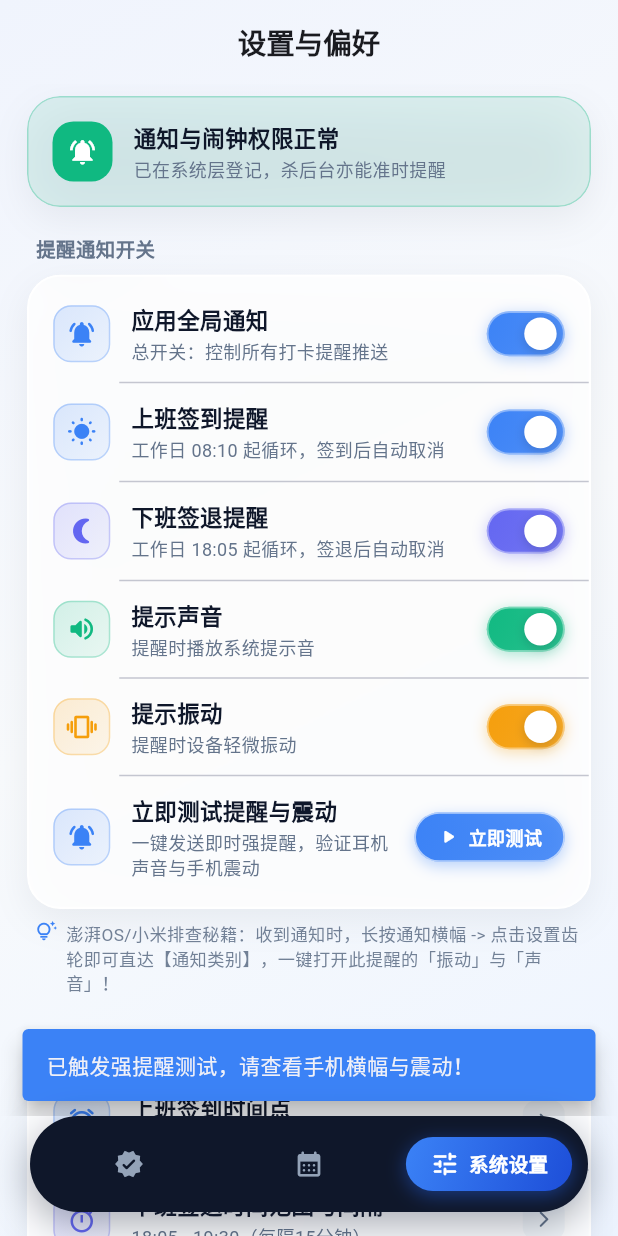
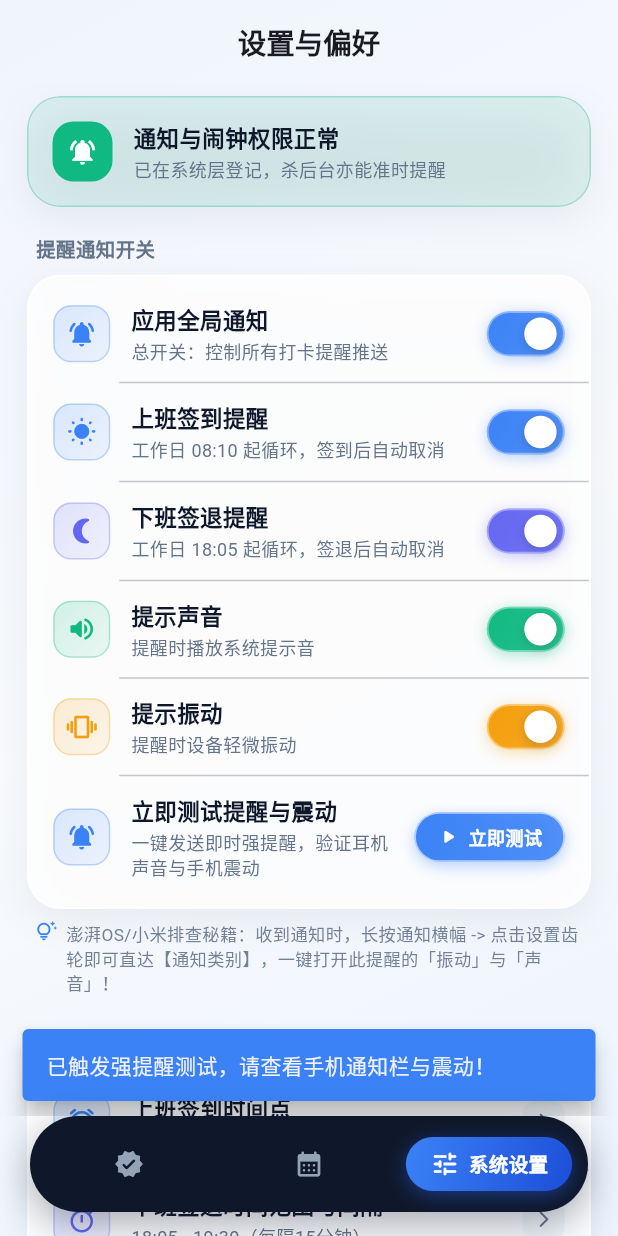
Before and after one commit to RiverAge/dalema, a Flutter app: the screen it shows after launch, item 3 of the bottom bar chosen, after a tap on "立即测试提醒与震动", on a phone screen of 412 x 824 dp. Run offline on Flutter 3.47's test engine with Material 3 defaults, Android fonts, the phone set to English and light mode, and no system bars; our stand-ins replace dio, flutter_local_notifications, open_filex, package_info_plus, sqflite and 1 more; missing offline and left inert: dart:ffi; accounts and stored records are empty; network calls fail.

Commit message:
fix: resolve notification icon resource not found error and improve permission handling

```diff
--- a/lib/screens/settings_screen.dart
+++ b/lib/screens/settings_screen.dart
@@ -111,6 +111,44 @@ class _SettingsScreenState extends State<SettingsScreen> {
     }
   }
 
+  Future<void> _handleTestNotification() async {
+    try {
+      final permitted = await _notificationService.checkPermissionStatus();
+      if (!permitted) {
+        final granted = await _notificationService.requestPermissions();
+        if (!granted) {
+          if (!mounted) return;
+          ScaffoldMessenger.of(context).showSnackBar(
+            SnackBar(
+              content: const Text('通知权限未开启，请在系统设置中允许通知权限'),
+              backgroundColor: AppTheme.amberOrange,
+              behavior: SnackBarBehavior.floating,
+            ),
+          );
+          return;
+        }
+      }
+      await _notificationService.sendInstantTestNotification();
+      if (!mounted) return;
+      ScaffoldMessenger.of(context).showSnackBar(
+        SnackBar(
+          content: const Text('已触发强提醒测试，请查看手机通知栏与震动！'),
+          backgroundColor: AppTheme.primaryBlue,
+          behavior: SnackBarBehavior.floating,
+        ),
+      );
+    } catch (e) {
+      if (!mounted) return;
+      ScaffoldMessenger.of(context).showSnackBar(
+        SnackBar(
+          content: Text('发送测试通知失败: $e'),
+          backgroundColor: AppTheme.roseRed,
+          behavior: SnackBarBehavior.floating,
+        ),
+      );
+    }
+  }
+
   Future<void> _syncOnlineHolidays() async {
     setState(() => _isSyncingHolidays = true);
     final currentYear = DateTime.now().year;
@@ -420,29 +458,9 @@ class _SettingsScreenState extends State<SettingsScreen> {
                       icon: Icons.play_arrow_rounded,
                       primaryColor: AppTheme.primaryBlue,
                       fontSize: 12,
-                      onPressed: () async {
-                        await _notificationService.sendInstantTestNotification();
-                        if (!context.mounted) return;
-                        ScaffoldMessenger.of(context).showSnackBar(
-                          SnackBar(
-                            content: const Text('已触发强提醒测试，请查看手机横幅与震动！'),
-                            backgroundColor: AppTheme.primaryBlue,
-                            behavior: SnackBarBehavior.floating,
-                          ),
-                        );
-                      },
+                      onPressed: () => _handleTestNotification(),
                     ),
-                    onTap: () async {
-                      await _notificationService.sendInstantTestNotification();
-                      if (!context.mounted) return;
-                      ScaffoldMessenger.of(context).showSnackBar(
-                        SnackBar(
-                          content: const Text('已触发强提醒测试，请查看手机横幅与震动！'),
-                          backgroundColor: AppTheme.primaryBlue,
-                          behavior: SnackBarBehavior.floating,
-                        ),
-                      );
-                    },
+                    onTap: () => _handleTestNotification(),
                   ),
                 ],
               ),
--- a/lib/services/notification_service.dart
+++ b/lib/services/notification_service.dart
@@ -59,7 +59,7 @@ class NotificationService {
     }
 
     const AndroidInitializationSettings androidSettings =
-        AndroidInitializationSettings('@mipmap/ic_launcher');
+        AndroidInitializationSettings('@mipmap/launcher_icon');
 
     const DarwinInitializationSettings iosSettings = DarwinInitializationSettings(
       requestAlertPermission: false,
@@ -272,7 +272,6 @@ class NotificationService {
         enableVibration: settings.vibrationEnabled,
         vibrationPattern: settings.vibrationEnabled ? pattern : null,
         audioAttributesUsage: AudioAttributesUsage.alarm,
-        icon: '@mipmap/ic_launcher',
         category: AndroidNotificationCategory.alarm,
         fullScreenIntent: true,
         actions: const [
@@ -345,7 +344,6 @@ class NotificationService {
         enableVibration: settings.vibrationEnabled,
         vibrationPattern: settings.vibrationEnabled ? pattern : null,
         audioAttributesUsage: AudioAttributesUsage.alarm,
-        icon: '@mipmap/ic_launcher',
         category: AndroidNotificationCategory.alarm,
         fullScreenIntent: true,
         actions: const [
@@ -417,7 +415,6 @@ class NotificationService {
       enableVibration: true,
       vibrationPattern: pattern,
       audioAttributesUsage: AudioAttributesUsage.alarm,
-      icon: '@mipmap/ic_launcher',
       category: AndroidNotificationCategory.alarm,
       fullScreenIntent: true,
       actions: const [
--- a/pubspec.yaml
+++ b/pubspec.yaml
@@ -16,7 +16,7 @@ publish_to: 'none' # Remove this line if you wish to publish to pub.dev
 # https://developer.apple.com/library/archive/documentation/General/Reference/InfoPlistKeyReference/Articles/CoreFoundationKeys.html
 # In Windows, build-name is used as the major, minor, and patch parts
 # of the product and file versions while build-number is used as the build suffix.
-version: 1.0.1+2
+version: 1.0.2+3
 
 environment:
   sdk: ^3.13.0-167.1.beta
```
Also changed, not shown: 1 other file.
